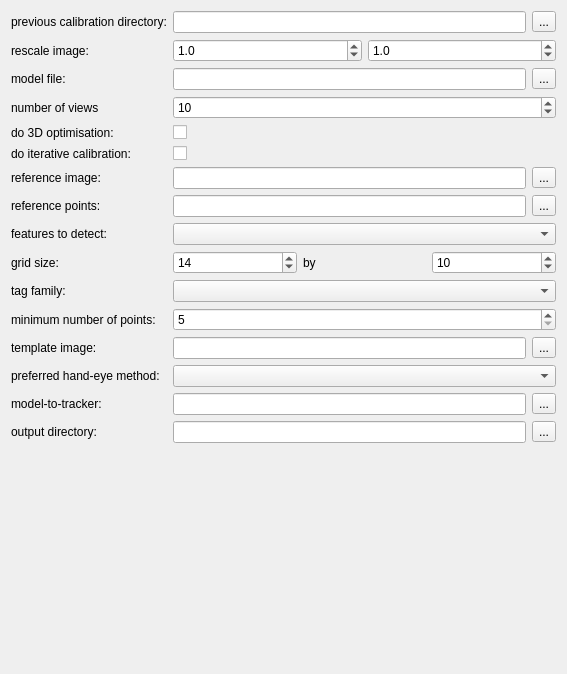
The window that MITK/Plugins/uk.ac.ucl.cmic.igicameracal/src/internal/niftkCameraCalViewPreferencePage.ui (NifTK/NifTK) describes before a commit, drawn with Qt 5.
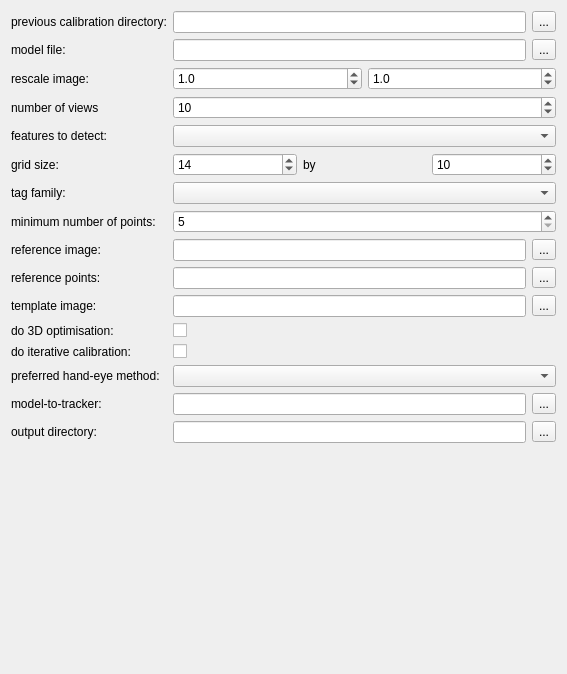
The same window after the commit.

Commit message: Issue #4884: Fix preferences regarding template/reference image visibility.

The edit to the form file:
```diff
--- a/MITK/Plugins/uk.ac.ucl.cmic.igicameracal/src/internal/niftkCameraCalViewPreferencePage.ui
+++ b/MITK/Plugins/uk.ac.ucl.cmic.igicameracal/src/internal/niftkCameraCalViewPreferencePage.ui
@@ -13,7 +13,7 @@
   <property name="windowTitle">
    <string>Form</string>
   </property>
-  <layout class="QVBoxLayout" name="verticalLayout">
+  <layout class="QHBoxLayout" name="horizontalLayout_10">
    <item>
     <layout class="QFormLayout" name="formLayout">
      <item row="0" column="0">
@@ -45,6 +45,34 @@
       </layout>
      </item>
      <item row="1" column="0">
+      <widget class="QLabel" name="m_3DModelLabel">
+       <property name="toolTip">
+        <string>Plain text file containing point id and 3D (x, y, z) coordinates, one point per line.</string>
+       </property>
+       <property name="text">
+        <string>model file:</string>
+       </property>
+      </widget>
+     </item>
+     <item row="1" column="1">
+      <layout class="QHBoxLayout" name="horizontalLayout_5">
+       <item>
+        <widget class="QLineEdit" name="m_3DModelLineEdit">
+         <property name="toolTip">
+          <string>Plain text file containing point id and 3D (x, y, z) coordinates, one point per line.</string>
+         </property>
+        </widget>
+       </item>
+       <item>
+        <widget class="QToolButton" name="m_3DModelToolButton">
+         <property name="text">
+          <string>...</string>
+         </property>
+        </widget>
+       </item>
+      </layout>
+     </item>
+     <item row="2" column="0">
       <widget class="QLabel" name="m_ScaleImageLabel">
        <property name="toolTip">
         <string>Scale the image, changing the number of pixels.</string>
@@ -54,7 +82,7 @@
        </property>
       </widget>
      </item>
-     <item row="1" column="1">
+     <item row="2" column="1">
       <layout class="QHBoxLayout" name="horizontalLayout_2">
        <item>
         <widget class="QDoubleSpinBox" name="m_ScaleImageInXSpinBox">
@@ -102,34 +130,6 @@
        </item>
       </layout>
      </item>
-     <item row="2" column="0">
-      <widget class="QLabel" name="m_3DModelLabel">
-       <property name="toolTip">
-        <string>Plain text file containing point id and 3D (x, y, z) coordinates, one point per line.</string>
-       </property>
-       <property name="text">
-        <string>model file:</string>
-       </property>
-      </widget>
-     </item>
-     <item row="2" column="1">
-      <layout class="QHBoxLayout" name="horizontalLayout_5">
-       <item>
-        <widget class="QLineEdit" name="m_3DModelLineEdit">
-         <property name="toolTip">
-          <string>Plain text file containing point id and 3D (x, y, z) coordinates, one point per line.</string>
-         </property>
-        </widget>
-       </item>
-       <item>
-        <widget class="QToolButton" name="m_3DModelToolButton">
-         <property name="text">
-          <string>...</string>
-         </property>
-        </widget>
-       </item>
-      </layout>
-     </item>
      <item row="3" column="0">
       <widget class="QLabel" name="m_NumberViewsLabel">
        <property name="toolTip">
@@ -157,96 +157,6 @@
       </widget>
      </item>
      <item row="4" column="0">
-      <widget class="QLabel" name="m_Do3DOptimisationLabel">
-       <property name="toolTip">
-        <string>For stereo, optimises 3D reconstruction error rather than reprojection error.</string>
-       </property>
-       <property name="text">
-        <string>do 3D optimisation:</string>
-       </property>
-      </widget>
-     </item>
-     <item row="4" column="1">
-      <widget class="QCheckBox" name="m_Do3DOptimisationCheckBox">
-       <property name="text">
-        <string/>
-       </property>
-      </widget>
-     </item>
-     <item row="5" column="0">
-      <widget class="QLabel" name="m_IterativeLabel">
-       <property name="toolTip">
-        <string>See Dutta 2009 paper.</string>
-       </property>
-       <property name="text">
-        <string>do iterative calibration:</string>
-       </property>
-      </widget>
-     </item>
-     <item row="5" column="1">
-      <widget class="QCheckBox" name="m_IterativeCheckBox">
-       <property name="text">
-        <string/>
-       </property>
-      </widget>
-     </item>
-     <item row="6" column="0">
-      <widget class="QLabel" name="m_ReferenceImageLabel">
-       <property name="toolTip">
-        <string>See Dutta 2009.</string>
-       </property>
-       <property name="text">
-        <string>reference image:</string>
-       </property>
-      </widget>
-     </item>
-     <item row="6" column="1">
-      <layout class="QHBoxLayout" name="horizontalLayout_6">
-       <item>
-        <widget class="QLineEdit" name="m_ReferenceImageLineEdit">
-         <property name="toolTip">
-          <string>Reference image for iterative calibration.</string>
-         </property>
-        </widget>
-       </item>
-       <item>
-        <widget class="QToolButton" name="m_ReferenceImagePushButton">
-         <property name="text">
-          <string>...</string>
-         </property>
-        </widget>
-       </item>
-      </layout>
-     </item>
-     <item row="7" column="0">
-      <widget class="QLabel" name="m_ReferencePointsLabel">
-       <property name="toolTip">
-        <string>See Dutta 2009.</string>
-       </property>
-       <property name="text">
-        <string>reference points:</string>
-       </property>
-      </widget>
-     </item>
-     <item row="7" column="1">
-      <layout class="QHBoxLayout" name="horizontalLayout_7">
-       <item>
-        <widget class="QLineEdit" name="m_ReferencePointsLineEdit">
-         <property name="toolTip">
-          <string>Reference points (2D) for iterative calibration.</string>
-         </property>
-        </widget>
-       </item>
-       <item>
-        <widget class="QToolButton" name="m_ReferencePointsPushButton">
-         <property name="text">
-          <string>...</string>
-         </property>
-        </widget>
-       </item>
-      </layout>
-     </item>
-     <item row="8" column="0">
       <widget class="QLabel" name="m_FeaturesLabel">
        <property name="toolTip">
         <string>Choose the features you are trying to detect.</string>
@@ -256,14 +166,14 @@
        </property>
       </widget>
      </item>
-     <item row="8" column="1">
+     <item row="4" column="1">
       <widget class="QComboBox" name="m_FeaturesComboBox">
        <property name="toolTip">
         <string>Select type of features.</string>
        </property>
       </widget>
      </item>
-     <item row="9" column="0">
+     <item row="5" column="0">
       <widget class="QLabel" name="m_GridSizeLabel">
        <property name="toolTip">
         <string>For chessboards, and grids of dots or rings, specify the number of dots in horizontal then vertical direction.</string>
@@ -273,7 +183,7 @@
        </property>
       </widget>
      </item>
-     <item row="9" column="1">
+     <item row="5" column="1">
       <layout class="QHBoxLayout" name="horizontalLayout">
        <item>
         <widget class="QSpinBox" name="m_GridPointsInXSpinBox">
@@ -310,21 +220,21 @@
        </item>
       </layout>
      </item>
-     <item row="10" column="0">
+     <item row="6" column="0">
       <widget class="QLabel" name="m_TagFamilyLabel">
        <property name="text">
         <string>tag family:</string>
        </property>
       </widget>
      </item>
-     <item row="10" column="1">
+     <item row="6" column="1">
       <widget class="QComboBox" name="m_TagFamilyComboBox">
        <property name="toolTip">
         <string>April Tag family name.</string>
        </property>
       </widget>
      </item>
-     <item row="11" column="0">
+     <item row="7" column="0">
       <widget class="QLabel" name="m_MinPointsLabel">
        <property name="toolTip">
         <string>Normally, chessboards require all points,
@@ -335,7 +245,7 @@
        </property>
       </widget>
      </item>
-     <item row="11" column="1">
+     <item row="7" column="1">
       <widget class="QSpinBox" name="m_MinPointsSpinBox">
        <property name="toolTip">
         <string>Minimum number of points for April Tags.</string>
@@ -348,7 +258,63 @@
        </property>
       </widget>
      </item>
-     <item row="12" column="0">
+     <item row="8" column="0">
+      <widget class="QLabel" name="m_ReferenceImageLabel">
+       <property name="toolTip">
+        <string>See Dutta 2009.</string>
+       </property>
+       <property name="text">
+        <string>reference image:</string>
+       </property>
+      </widget>
+     </item>
+     <item row="8" column="1">
+      <layout class="QHBoxLayout" name="horizontalLayout_6">
+       <item>
+        <widget class="QLineEdit" name="m_ReferenceImageLineEdit">
+         <property name="toolTip">
+          <string>Reference image for iterative calibration.</string>
+         </property>
+        </widget>
+       </item>
+       <item>
+        <widget class="QToolButton" name="m_ReferenceImagePushButton">
+         <property name="text">
+          <string>...</string>
+         </property>
+        </widget>
+       </item>
+      </layout>
+     </item>
+     <item row="9" column="0">
+      <widget class="QLabel" name="m_ReferencePointsLabel">
+       <property name="toolTip">
+        <string>See Dutta 2009.</string>
+       </property>
+       <property name="text">
+        <string>reference points:</string>
+       </property>
+      </widget>
+     </item>
+     <item row="9" column="1">
+      <layout class="QHBoxLayout" name="horizontalLayout_7">
+       <item>
+        <widget class="QLineEdit" name="m_ReferencePointsLineEdit">
+         <property name="toolTip">
+          <string>Reference points (2D) for iterative calibration.</string>
+         </property>
+        </widget>
+       </item>
+       <item>
+        <widget class="QToolButton" name="m_ReferencePointsPushButton">
+         <property name="text">
+          <string>...</string>
+         </property>
+        </widget>
+       </item>
+      </layout>
+     </item>
+     <item row="10" column="0">
       <widget class="QLabel" name="m_TemplateImageLabel">
        <property name="toolTip">
         <string/>
@@ -358,7 +324,7 @@
        </property>
       </widget>
      </item>
-     <item row="12" column="1">
+     <item row="10" column="1">
       <layout class="QHBoxLayout" name="horizontalLayout_3">
        <item>
         <widget class="QLineEdit" name="m_TemplateImageLineEdit"/>
@@ -372,6 +338,40 @@
        </item>
       </layout>
      </item>
+     <item row="11" column="0">
+      <widget class="QLabel" name="m_Do3DOptimisationLabel">
+       <property name="toolTip">
+        <string>For stereo, optimises 3D reconstruction error rather than reprojection error.</string>
+       </property>
+       <property name="text">
+        <string>do 3D optimisation:</string>
+       </property>
+      </widget>
+     </item>
+     <item row="11" column="1">
+      <widget class="QCheckBox" name="m_Do3DOptimisationCheckBox">
+       <property name="text">
+        <string/>
+       </property>
+      </widget>
+     </item>
+     <item row="12" column="0">
+      <widget class="QLabel" name="m_IterativeLabel">
+       <property name="toolTip">
+        <string>See Dutta 2009 paper.</string>
+       </property>
+       <property name="text">
+        <string>do iterative calibration:</string>
+       </property>
+      </widget>
+     </item>
+     <item row="12" column="1">
+      <widget class="QCheckBox" name="m_IterativeCheckBox">
+       <property name="text">
+        <string/>
+       </property>
+      </widget>
+     </item>
      <item row="13" column="0">
       <widget class="QLabel" name="m_HandEyeLabel">
        <property name="text">
```
The commit also changes 4 other files.
